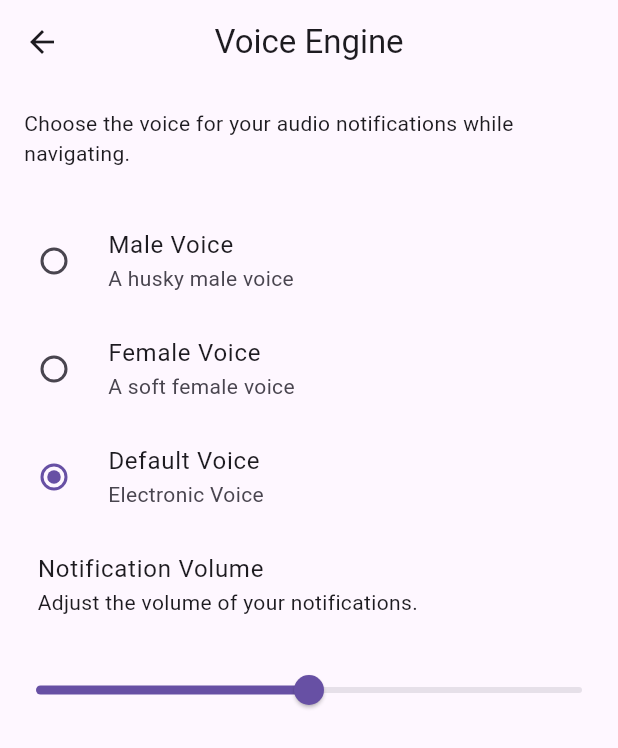
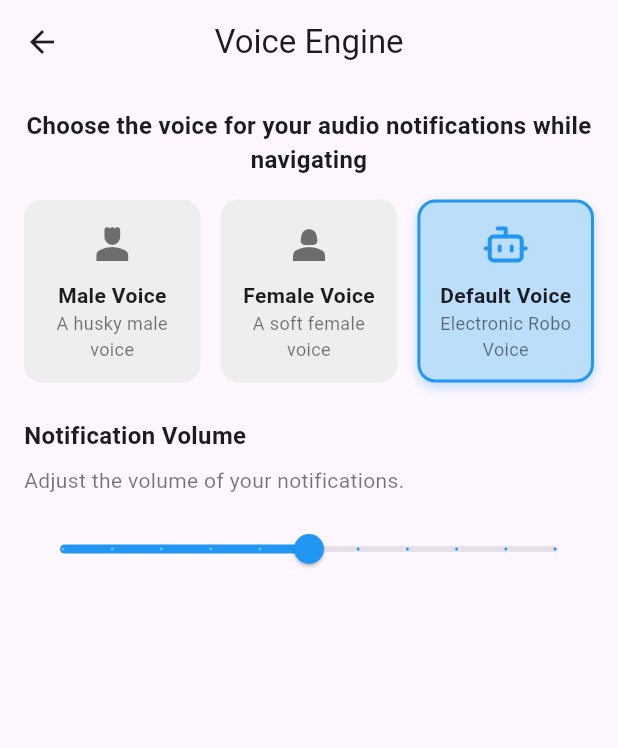
Before and after one commit to QuickAxe/RADCM, a Flutter app: the VoiceEngineScreen screen opened by its route, on a phone screen of 412 x 824 dp. Shown: the top 748 px of the screen. Run offline on Flutter 3.47's test engine with Material 3 defaults, Android fonts, the phone set to English and light mode, and no system bars; our stand-ins replace flutter_map, fluttertoast, geocoding, geolocator, latlong2, lucide_icons and 4 more; missing offline and left inert: android_intent_plus, flutter_isolate, flutter_map_location_marker, flutter_map_marker_cluster, flutter_polyline_points, flutter_rotation_sensor; accounts and stored records are empty.

Commit message:
Added the transport mode preference, transport profile selector, and navigation preferences screen. Added dynamic profile selection to route generation. Updated voice engine to be more visually appealing.

```diff
--- a/App/lib/data/repository/osrm_repository.dart
+++ b/App/lib/data/repository/osrm_repository.dart
@@ -6,13 +6,14 @@ import '../models/osrm_models.dart';
 
 class OSRMRepository {
   final String baseUrl =
-      "https://router.project-osrm.org/route/v1/driving"; // TODO: Allow users to select the mode
+      "https://router.project-osrm.org/route/v1/"; // TODO: Allow users to select the mode
 
   Future<RouteResponse> fetchRoute({
     required double startLat,
     required double startLng,
     required double endLat,
     required double endLng,
+    required String profile,
     bool alternatives = true,
     bool steps = true,
     String geometries = "polyline",
@@ -20,7 +21,7 @@ class OSRMRepository {
     bool annotations = true,
   }) async {
     final String url =
-        "$baseUrl/$startLng,$startLat;$endLng,$endLat?alternatives=$alternatives&steps=$steps&geometries=$geometries&overview=$overview&annotations=$annotations";
+        "$baseUrl$profile/$startLng,$startLat;$endLng,$endLat?alternatives=$alternatives&steps=$steps&geometries=$geometries&overview=$overview&annotations=$annotations";
 
     final response = await http.get(Uri.parse(url));
 
--- a/App/lib/main.dart
+++ b/App/lib/main.dart
@@ -4,6 +4,7 @@ import 'package:app/pages/home_screen.dart';
 import 'package:app/pages/map_route_screen.dart';
 import 'package:app/pages/settings_screen.dart';
 import 'package:app/pages/settings_screens/additional_settings.dart';
+import 'package:app/pages/settings_screens/navigation_preferences.dart';
 import 'package:app/pages/settings_screens/routines.dart';
 import 'package:app/pages/settings_screens/toggle_anomalies.dart';
 import 'package:app/pages/settings_screens/voice_engine.dart';
@@ -77,6 +78,7 @@ class _MyAppState extends State<MyApp> {
         '/voice_engine': (context) => const VoiceEngineScreen(),
         '/additional_settings': (context) => const AdditionalSettings(),
         '/map_route': (context) => const MapRouteScreen(),
+        '/navigation_preferences': (context) => const NavigationPreferences(),
       },
     );
   }
--- a/App/lib/pages/settings_screens/voice_engine.dart
+++ b/App/lib/pages/settings_screens/voice_engine.dart
@@ -1,4 +1,5 @@
 import 'package:flutter/material.dart';
+import 'package:lucide_icons/lucide_icons.dart';
 import 'package:provider/provider.dart';
 
 import '../../services/providers/user_settings.dart';
@@ -14,65 +15,132 @@ class _VoiceEngineScreenState extends State<VoiceEngineScreen> {
   @override
   Widget build(BuildContext context) {
     final settings = Provider.of<UserSettingsProvider>(context);
+
     return Scaffold(
       appBar: AppBar(
         centerTitle: true,
         title: const Text('Voice Engine'),
       ),
-      body: Column(
+      body: Padding(
+        padding: const EdgeInsets.all(16.0),
+        child: Column(
+          crossAxisAlignment: CrossAxisAlignment.start,
           children: [
-          const Padding(
-            padding: EdgeInsets.all(16.0),
-            child: Center(
-              child: Text(
-                'Choose the voice for your audio notifications while navigating.',
+            const Text(
+              'Choose the voice for your audio notifications while navigating',
+              style: TextStyle(fontSize: 16, fontWeight: FontWeight.bold),
+              textAlign: TextAlign.center,
             ),
+            const SizedBox(height: 15),
+
+            // Voice Selection Options
+            Row(
+              mainAxisAlignment: MainAxisAlignment.spaceBetween,
+              children: [
+                _voiceOption(
+                  context,
+                  mode: "male",
+                  title: "Male Voice",
+                  subtitle: "A husky male voice",
+                  icon: Icons.person_4,
+                  selected: settings.selectedVoice == "male",
+                  onTap: () => settings.setSelectedVoice("male"),
                 ),
+                _voiceOption(
+                  context,
+                  mode: "female",
+                  title: "Female Voice",
+                  subtitle: "A soft female voice",
+                  icon: Icons.person_2,
+                  selected: settings.selectedVoice == "female",
+                  onTap: () => settings.setSelectedVoice("female"),
                 ),
-          const SizedBox(
-            height: 10,
+                _voiceOption(
+                  context,
+                  mode: "default",
+                  title: "Default Voice",
+                  subtitle: "Electronic Robo Voice",
+                  icon: LucideIcons.bot,
+                  selected: settings.selectedVoice == "default",
+                  onTap: () => settings.setSelectedVoice("default"),
                 ),
-          RadioListTile<String>(
-            title: const Text('Male Voice'),
-            subtitle: const Text('A husky male voice'),
-            value: 'male',
-            groupValue: settings.selectedVoice,
-            onChanged: (value) => settings.setSelectedVoice(value!),
+              ],
             ),
-          RadioListTile<String>(
-            title: const Text('Female Voice'),
-            subtitle: const Text('A soft female voice'),
-            value: 'female',
-            groupValue: settings.selectedVoice,
-            onChanged: (value) => settings.setSelectedVoice(value!),
+
+            const SizedBox(height: 24),
+
+            // Volume Control
+            const Text(
+              'Notification Volume',
+              style: TextStyle(fontSize: 16, fontWeight: FontWeight.bold),
             ),
-          RadioListTile<String>(
-            title: const Text('Default Voice'),
-            subtitle: const Text('Electronic Voice'),
-            value: 'default',
-            groupValue: settings.selectedVoice,
-            onChanged: (value) => settings.setSelectedVoice(value!),
+            const SizedBox(height: 8),
+            Text(
+              'Adjust the volume of your notifications.',
+              style: TextStyle(fontSize: 14, color: Colors.black54),
             ),
-          ListTile(
-            contentPadding: const EdgeInsets.only(left: 25),
-            title: Text(
-              'Notification Volume',
-              style: Theme.of(context).textTheme.bodyLarge,
-            ),
-            subtitle: Text(
-              'Adjust the volume of your notifications.',
-              style: Theme.of(context).textTheme.bodyMedium,
-            ),
-          ),
-          const SizedBox(
-            height: 10,
-          ),
+            const SizedBox(height: 12),
+
             Slider(
               value: settings.voiceVolume,
+              min: 0,
+              max: 1,
+              divisions: 10,
+              label: "${(settings.voiceVolume * 100).toInt()}%",
+              activeColor: Colors.blue,
               onChanged: (newValue) => settings.setVoiceVolume(newValue),
             ),
           ],
         ),
+      ),
+    );
+  }
+
+  Widget _voiceOption(
+    BuildContext context, {
+    required String mode,
+    required String title,
+    required String subtitle,
+    required IconData icon,
+    required bool selected,
+    required VoidCallback onTap,
+  }) {
+    return GestureDetector(
+      onTap: onTap,
+      child: AnimatedContainer(
+        duration: const Duration(milliseconds: 200),
+        width: MediaQuery.of(context).size.width / 3.5,
+        padding: const EdgeInsets.all(12),
+        decoration: BoxDecoration(
+          color: selected ? Colors.blue.shade100 : Colors.grey.shade200,
+          borderRadius: BorderRadius.circular(12),
+          border: Border.all(
+            color: selected ? Colors.blue : Colors.transparent,
+            width: 2,
+          ),
+          boxShadow: selected
+              ? [
+                  BoxShadow(
+                    color: Colors.blue.withOpacity(0.3),
+                    blurRadius: 6,
+                    offset: const Offset(0, 3),
+                  ),
+                ]
+              : [],
+        ),
+        child: Column(
+          mainAxisSize: MainAxisSize.min,
+          children: [
+            Icon(icon,
+                size: 32, color: selected ? Colors.blue : Colors.black54),
+            const SizedBox(height: 8),
+            Text(title, style: const TextStyle(fontWeight: FontWeight.bold)),
+            Text(subtitle,
+                textAlign: TextAlign.center,
+                style: const TextStyle(fontSize: 12, color: Colors.black54)),
+          ],
+        ),
+      ),
     );
   }
 }
--- a/App/lib/services/providers/user_settings.dart
+++ b/App/lib/services/providers/user_settings.dart
@@ -60,6 +60,16 @@ class UserSettingsProvider extends ChangeNotifier {
     notifyListeners();
   }
 
+  final List<Map<String, dynamic>> profiles = [
+    {"name": "Driving", "value": "driving", "icon": Icons.directions_car},
+    {"name": "Walking", "value": "walking", "icon": Icons.directions_walk},
+    {"name": "Cycling", "value": "cycling", "icon": Icons.directions_bike},
+  ];
+
+  // Mode of transport preference (profile)
+  String _profile = "driving";
+  String get profile => _profile;
+
   UserSettingsProvider() {
     _loadPreferences();
   }
@@ -76,6 +86,14 @@ class UserSettingsProvider extends ChangeNotifier {
     }
 
     _autoDetectRoutines = prefs.getBool("autoDetectRoutines") ?? false;
+    _profile = prefs.getString("profile") ?? "driving";
+    notifyListeners();
+  }
+
+  Future<void> setProfile(String newProfile) async {
+    _profile = newProfile;
+    final prefs = await SharedPreferences.getInstance();
+    await prefs.setString("profile", newProfile);
     notifyListeners();
   }
 
```
Also changed, not shown: App/lib/components/bottom_panel_nav.dart (+5 -7 lines), App/lib/components/transport_profile_selector_row.dart (added, +44 -0 lines), App/lib/pages/settings_screen.dart (+10 -12 lines), App/lib/pages/settings_screens/navigation_preferences.dart (added, +111 -0 lines), App/lib/services/providers/route_provider.dart (+6 -2 lines). Lines whose indentation alone changed are shown as unchanged.
